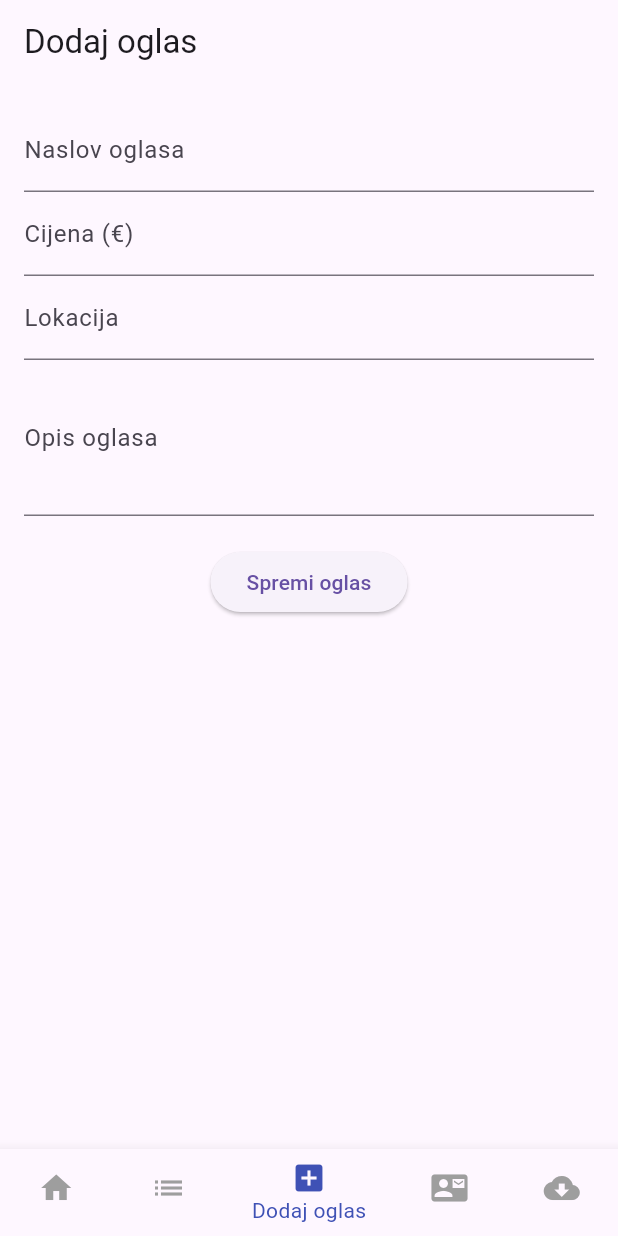
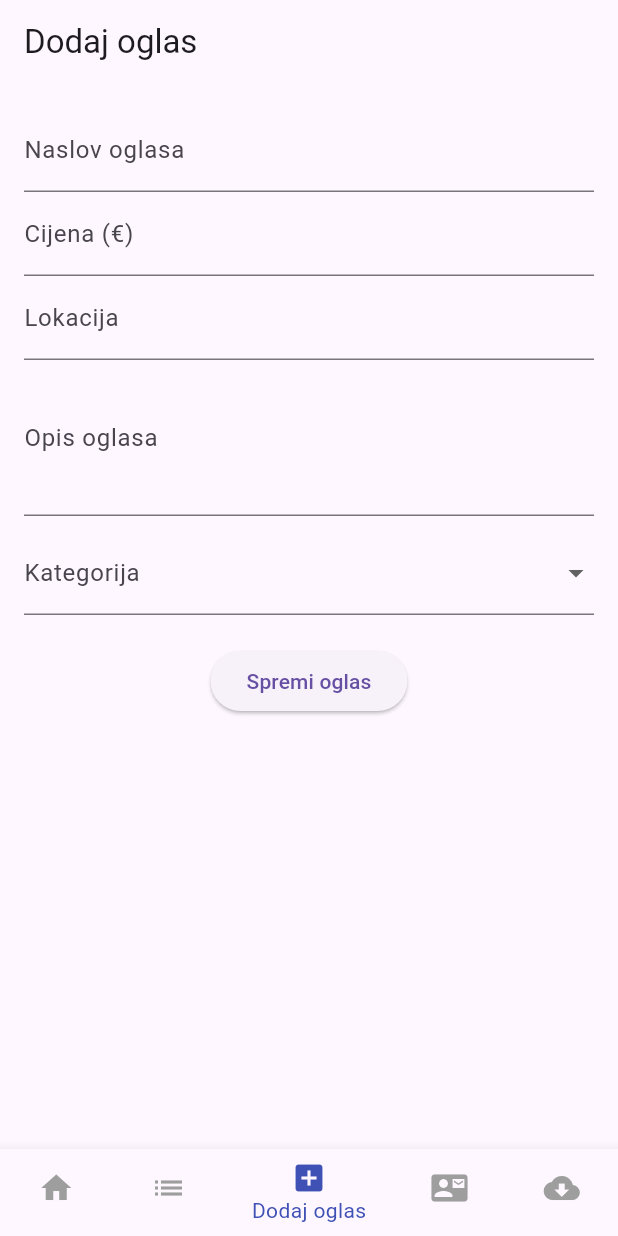
Before and after one commit to josipivankovic/flutter_app, a Flutter app: the screen it shows after launch, item 3 of the bottom bar chosen, after a tap on "Spremi oglas", on a phone screen of 412 x 824 dp. Run offline on Flutter 3.47's test engine with Material 3 defaults, Android fonts, the phone set to English and light mode, and no system bars; our stand-ins replace shared_preferences.

Commit message:
Dodane funkcionalnosti za pretragu i filtriranje po kategorijama

```diff
--- a/lib/screens/add_ad_screen.dart
+++ b/lib/screens/add_ad_screen.dart
@@ -15,14 +15,19 @@ class _AddAdScreenState extends State<AddAdScreen> {
   final _locationController = TextEditingController();
   final _descriptionController = TextEditingController();
 
+  String? _selectedCategory;
+
+  final List<String> _kategorije = ['Automobili', 'Motocikli', 'Dijelovi', 'Ostalo'];
+
   void _saveAd() {
-    if (_titleController.text.isEmpty || _priceController.text.isEmpty) return;
+    if (_titleController.text.isEmpty || _priceController.text.isEmpty || _selectedCategory == null) return;
 
     final newAd = {
       'title': _titleController.text,
       'price': _priceController.text,
       'location': _locationController.text,
       'description': _descriptionController.text,
+      'category': _selectedCategory!,
     };
 
     widget.onAddAd(newAd);
@@ -32,7 +37,7 @@ class _AddAdScreenState extends State<AddAdScreen> {
       builder: (context) => AlertDialog(
         title: const Text('Oglas spremljen!'),
         content: Text(
-          'Naslov: ${newAd['title']}\nCijena: ${newAd['price']} €\nLokacija: ${newAd['location']}',
+          'Naslov: ${newAd['title']}\nCijena: ${newAd['price']} €\nLokacija: ${newAd['location']}\nKategorija: ${newAd['category']}',
         ),
         actions: [
           TextButton(
@@ -47,6 +52,9 @@ class _AddAdScreenState extends State<AddAdScreen> {
     _priceController.clear();
     _locationController.clear();
     _descriptionController.clear();
+    setState(() {
+      _selectedCategory = null;
+    });
   }
 
   @override
@@ -55,6 +63,7 @@ class _AddAdScreenState extends State<AddAdScreen> {
       appBar: AppBar(title: const Text('Dodaj oglas')),
       body: Padding(
         padding: const EdgeInsets.all(16),
+        child: SingleChildScrollView(
           child: Column(
             children: [
               TextField(
@@ -75,6 +84,22 @@ class _AddAdScreenState extends State<AddAdScreen> {
                 decoration: const InputDecoration(labelText: 'Opis oglasa'),
                 maxLines: 3,
               ),
+              const SizedBox(height: 10),
+              DropdownButtonFormField<String>(
+                decoration: const InputDecoration(labelText: 'Kategorija'),
+                value: _selectedCategory,
+                items: _kategorije.map((kategorija) {
+                  return DropdownMenuItem(
+                    value: kategorija,
+                    child: Text(kategorija),
+                  );
+                }).toList(),
+                onChanged: (value) {
+                  setState(() {
+                    _selectedCategory = value;
+                  });
+                },
+              ),
               const SizedBox(height: 20),
               ElevatedButton(
                 onPressed: _saveAd,
@@ -83,6 +108,7 @@ class _AddAdScreenState extends State<AddAdScreen> {
             ],
           ),
         ),
+      ),
     );
   }
 }
--- a/lib/screens/home_screen.dart
+++ b/lib/screens/home_screen.dart
@@ -3,10 +3,29 @@ import '../widgets/header.dart';
 import '../widgets/car_details.dart';
 import '../widgets/image_gallery.dart';
 
-class HomeScreen extends StatelessWidget {
+class HomeScreen extends StatefulWidget {
   final List<Map<String, String>> oglasi;
 
   const HomeScreen({super.key, required this.oglasi});
+
+  @override
+  State<HomeScreen> createState() => _HomeScreenState();
+}
+
+class _HomeScreenState extends State<HomeScreen> {
+  String query = '';
+  String selectedCategory = 'Sve kategorije';
+
+  List<String> kategorije = ['Sve kategorije', 'Automobili', 'Motori', 'Dijelovi'];
+
+  List<Map<String, String>> get filteredOglasi {
+    return widget.oglasi.where((oglas) {
+      final titleMatch = oglas['title']!.toLowerCase().contains(query.toLowerCase());
+      final categoryMatch = selectedCategory == 'Sve kategorije' ||
+          (oglas['category']?.toLowerCase() == selectedCategory.toLowerCase());
+      return titleMatch && categoryMatch;
+    }).toList();
+  }
 
   void _showLoginDialog(BuildContext context) {
     showDialog(
@@ -16,20 +35,12 @@ class HomeScreen extends StatelessWidget {
         content: Column(
           mainAxisSize: MainAxisSize.min,
           children: const [
-            TextField(
-              decoration: InputDecoration(labelText: 'Email'),
-            ),
-            TextField(
-              decoration: InputDecoration(labelText: 'Lozinka'),
-              obscureText: true,
-            ),
+            TextField(decoration: InputDecoration(labelText: 'Email')),
+            TextField(decoration: InputDecoration(labelText: 'Lozinka'), obscureText: true),
           ],
         ),
         actions: [
-          TextButton(
-            onPressed: () => Navigator.pop(context),
-            child: const Text('Otkaži'),
-          ),
+          TextButton(onPressed: () => Navigator.pop(context), child: const Text('Otkaži')),
           ElevatedButton(
             onPressed: () {
               Navigator.pop(context);
@@ -50,23 +61,13 @@ class HomeScreen extends StatelessWidget {
         content: Column(
           mainAxisSize: MainAxisSize.min,
           children: const [
-            TextField(
-              decoration: InputDecoration(labelText: 'Ime'),
-            ),
-            TextField(
-              decoration: InputDecoration(labelText: 'Email'),
-            ),
-            TextField(
-              decoration: InputDecoration(labelText: 'Lozinka'),
-              obscureText: true,
-            ),
+            TextField(decoration: InputDecoration(labelText: 'Ime')),
+            TextField(decoration: InputDecoration(labelText: 'Email')),
+            TextField(decoration: InputDecoration(labelText: 'Lozinka'), obscureText: true),
           ],
         ),
         actions: [
-          TextButton(
-            onPressed: () => Navigator.pop(context),
-            child: const Text('Otkaži'),
-          ),
+          TextButton(onPressed: () => Navigator.pop(context), child: const Text('Otkaži')),
           ElevatedButton(
             onPressed: () {
               Navigator.pop(context);
@@ -103,24 +104,41 @@ class HomeScreen extends StatelessWidget {
             Header(
               onLoginTap: () => _showLoginDialog(context),
               onRegisterTap: () => _showRegisterDialog(context),
+              onSearch: (value) {
+                setState(() {
+                  query = value;
+                });
+              },
+            ),
+            const SizedBox(height: 10),
+            Padding(
+              padding: const EdgeInsets.symmetric(horizontal: 16),
+              child: DropdownButton<String>(
+                value: selectedCategory,
+                isExpanded: true,
+                items: kategorije
+                    .map((kategorija) => DropdownMenuItem(
+                          value: kategorija,
+                          child: Text(kategorija),
+                        ))
+                    .toList(),
+                onChanged: (value) {
+                  setState(() {
+                    selectedCategory = value!;
+                  });
+                },
+              ),
             ),
             Padding(
               padding: const EdgeInsets.only(top: 16.0),
               child: Text(
                 oglas['title']!,
-                style: const TextStyle(
-                  fontSize: 24,
-                  fontWeight: FontWeight.bold,
-                ),
+                style: const TextStyle(fontSize: 24, fontWeight: FontWeight.bold),
               ),
             ),
             Text(
               oglas['price']!,
-              style: const TextStyle(
-                fontSize: 20,
-                color: Colors.green,
-                fontWeight: FontWeight.bold,
-              ),
+              style: const TextStyle(fontSize: 20, color: Colors.green, fontWeight: FontWeight.bold),
             ),
             const SizedBox(height: 10),
             const ImageGallery(),
@@ -136,18 +154,25 @@ class HomeScreen extends StatelessWidget {
               phone: oglas['phone']!,
               location: oglas['location']!,
             ),
-            if (oglasi.isNotEmpty) ...[
+            if (filteredOglasi.isNotEmpty) ...[
               const SizedBox(height: 20),
               const Divider(),
               const Text(
                 '🆕 Novi oglasi',
                 style: TextStyle(fontSize: 18, fontWeight: FontWeight.bold),
               ),
-              ...oglasi.map((oglas) => ListTile(
-                    title: Text(oglas['title'] ?? ''),
-                    subtitle: Text(
-                        'Cijena: ${oglas['price']} €\nLokacija: ${oglas['location']}'),
+              ...filteredOglasi.map((oglas) => Card(
+                    margin: const EdgeInsets.symmetric(horizontal: 12, vertical: 6),
+                    elevation: 3,
+                    child: ListTile(
+                      title: Text(oglas['title'] ?? ''),
+                      subtitle: Text(
+                          'Cijena: ${oglas['price']} €\nLokacija: ${oglas['location']}\nKategorija: ${oglas['category'] ?? 'Nepoznato'}'),
+                    ),
                   ))
+            ] else ...[
+              const SizedBox(height: 20),
+              const Text('Nema rezultata za traženi pojam.'),
             ],
           ],
         ),
--- a/lib/widgets/header.dart
+++ b/lib/widgets/header.dart
@@ -3,15 +3,19 @@ import 'package:flutter/material.dart';
 class Header extends StatelessWidget {
   final VoidCallback onLoginTap;
   final VoidCallback onRegisterTap;
+  final Function(String) onSearch;
 
   const Header({
     super.key,
     required this.onLoginTap,
     required this.onRegisterTap,
+    required this.onSearch,
   });
 
   @override
   Widget build(BuildContext context) {
+    final TextEditingController searchController = TextEditingController();
+
     return Container(
       color: Colors.blue[800],
       padding: const EdgeInsets.symmetric(horizontal: 16, vertical: 12),
@@ -45,20 +49,38 @@ class Header extends StatelessWidget {
             ],
           ),
           const SizedBox(height: 12),
-          Container(
+          Row(
+            children: [
+              Expanded(
+                child: Container(
                   decoration: BoxDecoration(
                     color: Colors.white,
                     borderRadius: BorderRadius.circular(8),
                   ),
                   padding: const EdgeInsets.symmetric(horizontal: 12),
-            child: const TextField(
-              decoration: InputDecoration(
+                  child: TextField(
+                    controller: searchController,
+                    decoration: const InputDecoration(
                       border: InputBorder.none,
                       hintText: 'Pretraži oglase...',
                       icon: Icon(Icons.search),
                     ),
                   ),
                 ),
+              ),
+              const SizedBox(width: 8),
+              ElevatedButton(
+                onPressed: () {
+                  onSearch(searchController.text);
+                },
+                style: ElevatedButton.styleFrom(
+                  backgroundColor: Colors.white,
+                  foregroundColor: Colors.blue,
+                ),
+                child: const Text('Pretraži'),
+              ),
+            ],
+          ),
         ],
       ),
     );
```
Also changed, not shown: lib/models/home_screen.dart (deleted, +0 -134 lines), lib/screens/ads_screen.dart (+60 -12 lines). Lines whose indentation alone changed are shown as unchanged.
